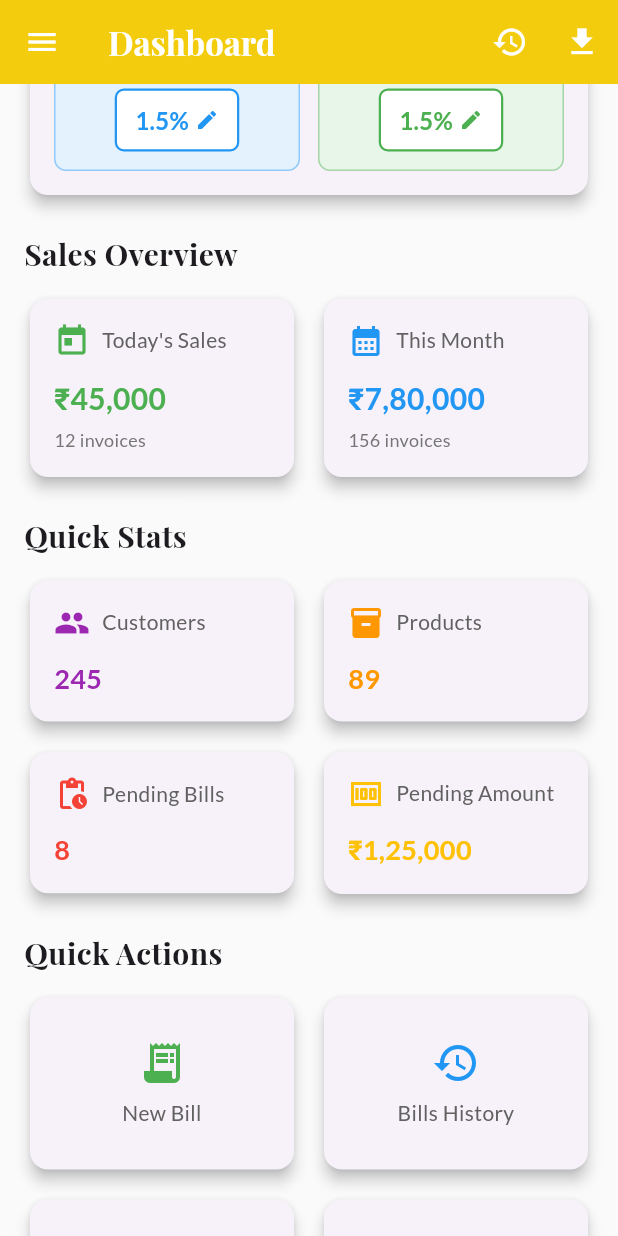
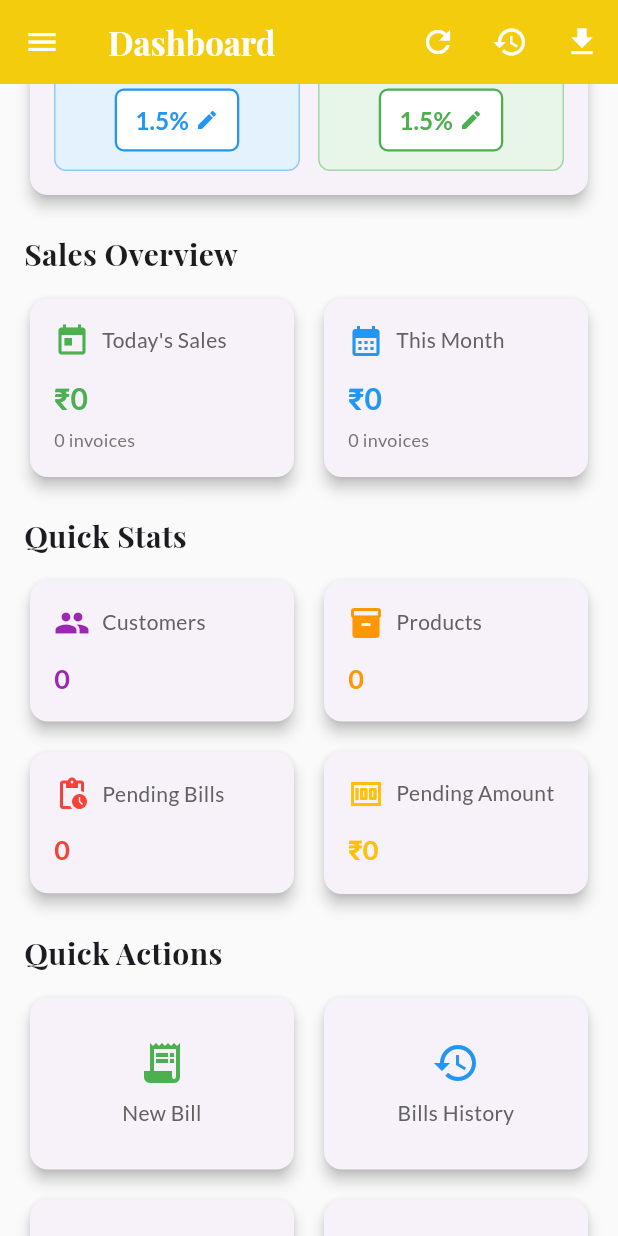
Before and after one commit to SaicharanB2H/final_billing_application, a Flutter app: the screen it shows after launch, scrolled down 576 dp, on a phone screen of 412 x 824 dp. Run offline on Flutter 3.47's test engine with Material 3 defaults, Android fonts, the phone set to English and light mode, and no system bars; our stand-ins replace google_fonts, pdf, printing, shared_preferences, sqflite; missing offline and left inert: excel; accounts and stored records are empty.

Commit message:
database realtime data  updated

```diff
--- a/lib/main.dart
+++ b/lib/main.dart
@@ -5,6 +5,7 @@ import 'providers/customer_provider.dart';
 import 'providers/product_provider.dart';
 import 'providers/invoice_provider.dart';
 import 'providers/rate_provider.dart';
+import 'providers/dashboard_provider.dart';
 import 'screens/dashboard/dashboard_screen.dart';
 
 void main() {
@@ -22,6 +23,7 @@ class JewelryShopApp extends StatelessWidget {
         ChangeNotifierProvider(create: (_) => ProductProvider()),
         ChangeNotifierProvider(create: (_) => InvoiceProvider()),
         ChangeNotifierProvider(create: (_) => RateProvider()),
+        ChangeNotifierProvider(create: (_) => DashboardProvider()),
       ],
       child: MaterialApp(
         title: 'Jewelry Shop Billing',
--- /dev/null
+++ b/lib/providers/dashboard_provider.dart
@@ -0,0 +1,68 @@
+import 'package:flutter/foundation.dart';
+import '../database/database_helper.dart';
+
+class DashboardProvider with ChangeNotifier {
+  final DatabaseHelper _dbHelper = DatabaseHelper();
+
+  // Dashboard stats
+  double _todaySales = 0.0;
+  int _todayInvoiceCount = 0;
+  double _monthSales = 0.0;
+  int _monthInvoiceCount = 0;
+  int _customerCount = 0;
+  int _productCount = 0;
+  int _pendingInvoiceCount = 0;
+  double _pendingInvoiceAmount = 0.0;
+
+  bool _isLoading = false;
+  String? _error;
+
+  // Getters
+  double get todaySales => _todaySales;
+  int get todayInvoiceCount => _todayInvoiceCount;
+  double get monthSales => _monthSales;
+  int get monthInvoiceCount => _monthInvoiceCount;
+  int get customerCount => _customerCount;
+  int get productCount => _productCount;
+  int get pendingInvoiceCount => _pendingInvoiceCount;
+  double get pendingInvoiceAmount => _pendingInvoiceAmount;
+  bool get isLoading => _isLoading;
+  String? get error => _error;
+
+  /// Load all dashboard data from database
+  Future<void> loadDashboardData() async {
+    _isLoading = true;
+    _error = null;
+    notifyListeners();
+
+    try {
+      final data = await _dbHelper.getDashboardData();
+
+      _todaySales = (data['todaySales'] as num).toDouble();
+      _todayInvoiceCount = data['todayInvoiceCount'] as int;
+      _monthSales = (data['monthSales'] as num).toDouble();
+      _monthInvoiceCount = data['monthInvoiceCount'] as int;
+      _customerCount = data['customerCount'] as int;
+      _productCount = data['productCount'] as int;
+      _pendingInvoiceCount = data['pendingInvoiceCount'] as int;
+      _pendingInvoiceAmount = (data['pendingInvoiceAmount'] as num).toDouble();
+
+      _isLoading = false;
+      notifyListeners();
+    } catch (e) {
+      _error = 'Failed to load dashboard data: $e';
+      _isLoading = false;
+      notifyListeners();
+    }
+  }
+
+  /// Refresh dashboard data
+  Future<void> refresh() async {
+    await loadDashboardData();
+  }
+
+  /// Format currency
+  String formatCurrency(double amount) {
+    return '₹${amount.toStringAsFixed(0).replaceAllMapped(RegExp(r'(\d{1,3})(?=(\d{3})+(?!\d))'), (Match m) => '${m[1]},')}';
+  }
+}
--- a/lib/providers/invoice_provider.dart
+++ b/lib/providers/invoice_provider.dart
@@ -6,7 +6,6 @@ import '../services/invoice_service.dart';
 import '../services/pdf_service.dart';
 import '../services/data_export_service.dart';
 import '../database/database_helper.dart';
-import 'package:provider/provider.dart';
 
 class InvoiceProvider extends ChangeNotifier {
   final InvoiceService _invoiceService = InvoiceService();
--- a/lib/screens/billing/bills_history_screen.dart
+++ b/lib/screens/billing/bills_history_screen.dart
@@ -5,6 +5,7 @@ import 'package:provider/provider.dart';
 import '../../models/invoice.dart';
 import '../../models/customer.dart';
 import '../../providers/invoice_provider.dart';
+import '../../providers/dashboard_provider.dart';
 import '../../database/database_helper.dart';
 import '../../services/data_export_service.dart';
 
@@ -869,6 +870,11 @@ class _BillsHistoryScreenState extends State<BillsHistoryScreen> {
                               if (success) {
                                 _showSnackBar('Payment status updated to PAID');
                                 _loadInvoices();
+                                // Refresh dashboard data
+                                Provider.of<DashboardProvider>(
+                                  context,
+                                  listen: false,
+                                ).refresh();
                               } else {
                                 _showSnackBar(
                                   'Failed to update payment status',
--- a/lib/screens/dashboard/dashboard_screen.dart
+++ b/lib/screens/dashboard/dashboard_screen.dart
@@ -8,6 +8,7 @@ import '../customers/add_edit_customer_screen.dart';
 import '../../services/data_export_service.dart';
 import '../../widgets/main_drawer.dart';
 import '../../providers/rate_provider.dart';
+import '../../providers/dashboard_provider.dart';
 
 class DashboardScreen extends StatefulWidget {
   const DashboardScreen({super.key});
@@ -22,9 +23,13 @@ class _DashboardScreenState extends State<DashboardScreen> {
   @override
   void initState() {
     super.initState();
-    // Load rates when dashboard initializes
+    // Load rates and dashboard data when dashboard initializes
     WidgetsBinding.instance.addPostFrameCallback((_) {
       Provider.of<RateProvider>(context, listen: false).loadRates();
+      Provider.of<DashboardProvider>(
+        context,
+        listen: false,
+      ).loadDashboardData();
     });
   }
 
@@ -343,7 +348,9 @@ class _DashboardScreenState extends State<DashboardScreen> {
                 if (tempController.text.isNotEmpty) {
                   final newCgst = double.tryParse(tempController.text);
                   if (newCgst != null && newCgst >= 0 && newCgst <= 100) {
-                    bool success = await rateProvider.updateCgstPercent(newCgst);
+                    bool success = await rateProvider.updateCgstPercent(
+                      newCgst,
+                    );
 
                     if (success) {
                       Navigator.of(context).pop();
@@ -364,16 +371,16 @@ class _DashboardScreenState extends State<DashboardScreen> {
                   } else {
                     ScaffoldMessenger.of(context).showSnackBar(
                       SnackBar(
-                        content: Text('Please enter a valid percentage (0-100)'),
+                        content: Text(
+                          'Please enter a valid percentage (0-100)',
+                        ),
                         backgroundColor: Colors.red,
                       ),
                     );
                   }
                 }
               },
-              style: ElevatedButton.styleFrom(
-                backgroundColor: Colors.blue,
-              ),
+              style: ElevatedButton.styleFrom(backgroundColor: Colors.blue),
               child: Text(
                 'Save',
                 style: GoogleFonts.lato(
@@ -465,7 +472,9 @@ class _DashboardScreenState extends State<DashboardScreen> {
                 if (tempController.text.isNotEmpty) {
                   final newSgst = double.tryParse(tempController.text);
                   if (newSgst != null && newSgst >= 0 && newSgst <= 100) {
-                    bool success = await rateProvider.updateSgstPercent(newSgst);
+                    bool success = await rateProvider.updateSgstPercent(
+                      newSgst,
+                    );
 
                     if (success) {
                       Navigator.of(context).pop();
@@ -486,16 +495,16 @@ class _DashboardScreenState extends State<DashboardScreen> {
                   } else {
                     ScaffoldMessenger.of(context).showSnackBar(
                       SnackBar(
-                        content: Text('Please enter a valid percentage (0-100)'),
+                        content: Text(
+                          'Please enter a valid percentage (0-100)',
+                        ),
                         backgroundColor: Colors.red,
                       ),
                     );
                   }
                 }
               },
-              style: ElevatedButton.styleFrom(
-                backgroundColor: Colors.green,
-              ),
+              style: ElevatedButton.styleFrom(backgroundColor: Colors.green),
               child: Text(
                 'Save',
                 style: GoogleFonts.lato(
@@ -527,6 +536,23 @@ class _DashboardScreenState extends State<DashboardScreen> {
         elevation: 0,
         actions: [
           IconButton(
+            icon: const Icon(Icons.refresh),
+            onPressed: () async {
+              await Provider.of<DashboardProvider>(
+                context,
+                listen: false,
+              ).refresh();
+              ScaffoldMessenger.of(context).showSnackBar(
+                const SnackBar(
+                  content: Text('Dashboard data refreshed'),
+                  duration: Duration(seconds: 1),
+                  backgroundColor: Colors.green,
+                ),
+              );
+            },
+            tooltip: 'Refresh Data',
+          ),
+          IconButton(
             icon: const Icon(Icons.history),
             onPressed: () {
               Navigator.of(context).push(
@@ -568,13 +594,24 @@ class _DashboardScreenState extends State<DashboardScreen> {
             ),
             const SizedBox(height: 12),
 
-            Row(
+            Consumer<DashboardProvider>(
+              builder: (context, dashboardProvider, child) {
+                if (dashboardProvider.isLoading) {
+                  return const Center(
+                    child: Padding(
+                      padding: EdgeInsets.all(20.0),
+                      child: CircularProgressIndicator(),
+                    ),
+                  );
+                }
+
+                return Row(
                   children: [
                     Expanded(
                       child: _buildSalesCard(
                         'Today\'s Sales',
-                    45000.0,
-                    12,
+                        dashboardProvider.todaySales,
+                        dashboardProvider.todayInvoiceCount,
                         Icons.today,
                         Colors.green,
                       ),
@@ -583,13 +620,15 @@ class _DashboardScreenState extends State<DashboardScreen> {
                     Expanded(
                       child: _buildSalesCard(
                         'This Month',
-                    780000.0,
-                    156,
+                        dashboardProvider.monthSales,
+                        dashboardProvider.monthInvoiceCount,
                         Icons.calendar_month,
                         Colors.blue,
                       ),
                     ),
                   ],
+                );
+              },
             ),
             const SizedBox(height: 20),
 
@@ -603,12 +642,20 @@ class _DashboardScreenState extends State<DashboardScreen> {
             ),
             const SizedBox(height: 12),
 
+            Consumer<DashboardProvider>(
+              builder: (context, dashboardProvider, child) {
+                if (dashboardProvider.isLoading) {
+                  return const SizedBox.shrink();
+                }
+
+                return Column(
+                  children: [
                     Row(
                       children: [
                         Expanded(
                           child: _buildStatCard(
                             'Customers',
-                    '245',
+                            dashboardProvider.customerCount.toString(),
                             Icons.people,
                             Colors.purple,
                           ),
@@ -617,7 +664,7 @@ class _DashboardScreenState extends State<DashboardScreen> {
                         Expanded(
                           child: _buildStatCard(
                             'Products',
-                    '89',
+                            dashboardProvider.productCount.toString(),
                             Icons.inventory,
                             Colors.orange,
                           ),
@@ -625,13 +672,12 @@ class _DashboardScreenState extends State<DashboardScreen> {
                       ],
                     ),
                     const SizedBox(height: 12),
-
                     Row(
                       children: [
                         Expanded(
                           child: _buildStatCard(
                             'Pending Bills',
-                    '8',
+                            dashboardProvider.pendingInvoiceCount.toString(),
                             Icons.pending_actions,
                             Colors.red,
                           ),
@@ -640,12 +686,18 @@ class _DashboardScreenState extends State<DashboardScreen> {
                         Expanded(
                           child: _buildStatCard(
                             'Pending Amount',
-                    '₹1,25,000',
+                            dashboardProvider.formatCurrency(
+                              dashboardProvider.pendingInvoiceAmount,
+                            ),
                             Icons.money,
                             Colors.amber,
                           ),
                         ),
                       ],
+                    ),
+                  ],
+                );
+              },
             ),
             const SizedBox(height: 20),
 
@@ -915,7 +967,8 @@ class _DashboardScreenState extends State<DashboardScreen> {
                                       children: [
                                         Flexible(
                                           child: Text(
-                                            rateProvider.getFormattedSilverRate(),
+                                            rateProvider
+                                                .getFormattedSilverRate(),
                                             style: GoogleFonts.lato(
                                               fontSize: 16,
                                               fontWeight: FontWeight.bold,
@@ -989,7 +1042,8 @@ class _DashboardScreenState extends State<DashboardScreen> {
                                       children: [
                                         Flexible(
                                           child: Text(
-                                            rateProvider.getFormattedGoldWastage(),
+                                            rateProvider
+                                                .getFormattedGoldWastage(),
                                             style: GoogleFonts.lato(
                                               fontSize: 16,
                                               fontWeight: FontWeight.bold,
@@ -1058,7 +1112,8 @@ class _DashboardScreenState extends State<DashboardScreen> {
                                       children: [
                                         Flexible(
                                           child: Text(
-                                            rateProvider.getFormattedSilverWastage(),
+                                            rateProvider
+                                                .getFormattedSilverWastage(),
                                             style: GoogleFonts.lato(
                                               fontSize: 16,
                                               fontWeight: FontWeight.bold,
@@ -1132,7 +1187,8 @@ class _DashboardScreenState extends State<DashboardScreen> {
                                       children: [
                                         Flexible(
                                           child: Text(
-                                            rateProvider.getFormattedCgstPercent(),
+                                            rateProvider
+                                                .getFormattedCgstPercent(),
                                             style: GoogleFonts.lato(
                                               fontSize: 16,
                                               fontWeight: FontWeight.bold,
@@ -1201,7 +1257,8 @@ class _DashboardScreenState extends State<DashboardScreen> {
                                       children: [
                                         Flexible(
                                           child: Text(
-                                            rateProvider.getFormattedSgstPercent(),
+                                            rateProvider
+                                                .getFormattedSgstPercent(),
                                             style: GoogleFonts.lato(
                                               fontSize: 16,
                                               fontWeight: FontWeight.bold,
```
Also changed, not shown: lib/database/database_helper.dart (+25 -7 lines), lib/providers/rate_provider.dart (+14 -14 lines), lib/screens/billing/new_bill_screen.dart (+7 -1 lines), lib/services/pdf_service.dart (+96 -7 lines), 6 other files. Lines whose indentation alone changed are shown as unchanged.
